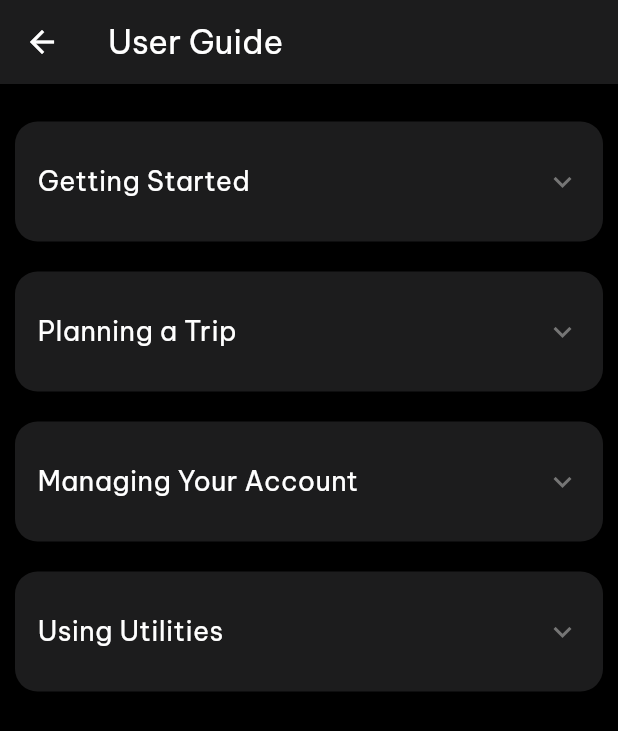
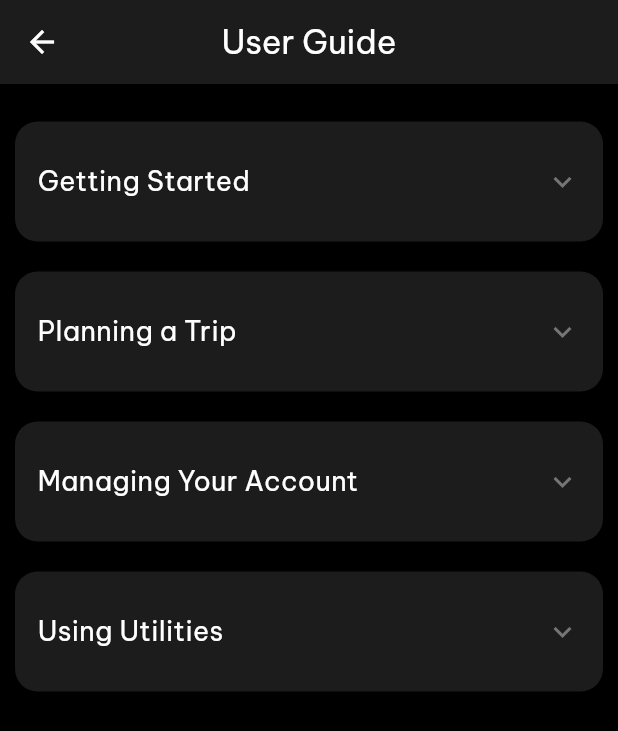
Before and after one commit to ndgthuan/TravelApplication, a Flutter app: the HelpSupportScreen screen opened directly, after a tap on "User Guide", on a phone screen of 412 x 824 dp. Shown: the top 731 px of the screen. Run offline on Flutter 3.47's test engine with Material 3 defaults, Android fonts, the light colour scheme and no system bars; our stand-ins replace cloud_firestore, device_preview, easy_localization, firebase_auth, firebase_core, flutter_secure_storage and 4 more; missing offline and left inert: cloudinary_public, country_flags, flutter_facebook_auth; accounts and stored records are empty; network calls fail.

Commit message:
Update Account Screen

```diff
--- a/lib/screen/Account/screens/change_password_screen.dart
+++ b/lib/screen/Account/screens/change_password_screen.dart
@@ -55,6 +55,7 @@ class _ChangePasswordScreenState extends State<ChangePasswordScreen> {
   Widget build(BuildContext context) {
     return Scaffold(
       appBar: AppBar(
+        centerTitle: true,
         backgroundColor: const Color(0xFF1C1C1D),
         iconTheme: const IconThemeData(color: Colors.white),
         title: Text(
--- a/lib/screen/Account/screens/contact_support_screen.dart
+++ b/lib/screen/Account/screens/contact_support_screen.dart
@@ -17,6 +17,7 @@ class _ContactSupportScreenState extends State<ContactSupportScreen> {
   Widget build(BuildContext context) {
     return Scaffold(
       appBar: AppBar(
+        centerTitle: true,
         backgroundColor: const Color(0xFF1C1C1D),
         iconTheme: const IconThemeData(color: Colors.white),
         title: Text(
--- a/lib/screen/Account/screens/help_support_screen.dart
+++ b/lib/screen/Account/screens/help_support_screen.dart
@@ -22,6 +22,7 @@ class _HelpSupportScreenState extends State<HelpSupportScreen> {
   Widget build(BuildContext context) {
     return Scaffold(
       appBar: AppBar(
+        centerTitle: true,
         backgroundColor: const Color(0xFF1C1C1D),
         iconTheme: const IconThemeData(color: Colors.white),
         title: Text(
--- a/lib/screen/Account/screens/information_screen.dart
+++ b/lib/screen/Account/screens/information_screen.dart
@@ -89,6 +89,7 @@ class _InformationScreenState extends State<InformationScreen> {
     var _ = context.locale;
     return Scaffold(
       appBar: AppBar(
+        centerTitle: true,
         backgroundColor: const Color(0xFF1C1C1D),
         iconTheme: const IconThemeData(color: Colors.white),
         title: Text(
--- a/lib/screen/Account/screens/language_screen.dart
+++ b/lib/screen/Account/screens/language_screen.dart
@@ -17,7 +17,6 @@ class _LanguageScreenState extends State<LanguageScreen> {
 
   @override
   void didChangeDependencies() {
-    // TODO: implement didChangeDependencies
     super.didChangeDependencies();
     // Lấy ngôn ngữ hiện tại của app
     _selectedLanguage = context.locale.languageCode;
@@ -27,6 +26,7 @@ class _LanguageScreenState extends State<LanguageScreen> {
   Widget build(BuildContext context) {
     return Scaffold(
       appBar: AppBar(
+        centerTitle: true,
         backgroundColor: const Color(0xFF1C1C1D),
         iconTheme: const IconThemeData(color: Colors.white),
         title: Text(
--- a/lib/screen/Account/screens/report_problem_screen.dart
+++ b/lib/screen/Account/screens/report_problem_screen.dart
@@ -17,6 +17,7 @@ class _ReportProblemScreenState extends State<ReportProblemScreen> {
   Widget build(BuildContext context) {
     return Scaffold(
       appBar: AppBar(
+        centerTitle: true,
         backgroundColor: const Color(0xFF1C1C1D),
         iconTheme: const IconThemeData(color: Colors.white),
         title: Text(
--- a/lib/screen/Account/screens/terms_privacy_screen.dart
+++ b/lib/screen/Account/screens/terms_privacy_screen.dart
@@ -10,6 +10,7 @@ class TermsPrivacyScreen extends StatelessWidget {
   Widget build(BuildContext context) {
     return Scaffold(
       appBar: AppBar(
+        centerTitle: true,
         backgroundColor: const Color(0xFF1C1C1D),
         iconTheme: const IconThemeData(color: Colors.white),
         title: Text(
--- a/lib/screen/Account/screens/user_guide_screen.dart
+++ b/lib/screen/Account/screens/user_guide_screen.dart
@@ -10,6 +10,7 @@ class UserGuideScreen extends StatelessWidget {
   Widget build(BuildContext context) {
     return Scaffold(
       appBar: AppBar(
+        centerTitle: true,
         backgroundColor: const Color(0xFF1C1C1D),
         iconTheme: const IconThemeData(color: Colors.white),
         title: Text(
@@ -23,10 +24,23 @@ class UserGuideScreen extends StatelessWidget {
         child: Column(
           children: [
             const SizedBox(height: 15),
-            UserGuideWidget(titleText: 'account.guide_getting_started'.tr()),
-            UserGuideWidget(titleText: 'account.guide_planning_trip'.tr()),
-            UserGuideWidget(titleText: 'account.guide_managing_account'.tr()),
-            UserGuideWidget(titleText: 'account.guide_using_utilities'.tr()),
+            UserGuideWidget(
+              titleText: 'account.guide_getting_started'.tr(),
+              contentText: 'account.guide_getting_started_body'.tr(),
+            ),
+            UserGuideWidget(
+              titleText: 'account.guide_planning_trip'.tr(),
+              contentText: 'account.guide_planning_trip_body'.tr(),
+            ),
+            UserGuideWidget(
+              titleText: 'account.guide_managing_account'.tr(),
+              contentText: 'account.guide_managing_account_body'.tr(),
+            ),
+            UserGuideWidget(
+              titleText: 'account.guide_using_utilities'.tr(),
+              contentText: 'account.guide_using_utilities_body'.tr(),
+            ),
+            const SizedBox(height: 20),
           ],
         ),
       ),
--- a/lib/screen/Account/widgets/user_guide_widget.dart
+++ b/lib/screen/Account/widgets/user_guide_widget.dart
@@ -3,43 +3,93 @@ import 'package:google_fonts/google_fonts.dart';
 
 class UserGuideWidget extends StatefulWidget {
   final String titleText;
-  const UserGuideWidget({super.key, required this.titleText});
+  final String contentText;
+  const UserGuideWidget({
+    super.key,
+    required this.titleText,
+    required this.contentText,
+  });
 
   @override
   State<UserGuideWidget> createState() => _UserGuideWidgetState();
 }
 
 class _UserGuideWidgetState extends State<UserGuideWidget> {
+  bool _isExpanded = false;
+
   @override
   Widget build(BuildContext context) {
     return Padding(
       padding: EdgeInsets.symmetric(horizontal: 10, vertical: 10),
-      child: Container(
-        height: 80,
+      child: AnimatedContainer(
+        duration: Duration(milliseconds: 300),
+        curve: Curves.easeInOut,
         decoration: BoxDecoration(
           color: Color(0xFF1C1C1D),
           borderRadius: BorderRadius.circular(15),
         ),
-
-        // Tên của hoạt động
-        child: Padding(
+        child: Column(
+          children: [
+            // Header với tiêu đề và mũi tên
+            GestureDetector(
+              onTap: () {
+                setState(() {
+                  _isExpanded = !_isExpanded;
+                });
+              },
+              child: Container(
+                height: 80,
                 padding: const EdgeInsets.symmetric(horizontal: 15),
                 child: Row(
                   mainAxisAlignment: MainAxisAlignment.spaceBetween,
                   children: [
                     // Tên tiêu đề
-              Text(
+                    Expanded(
+                      child: Text(
                         widget.titleText,
                         style: GoogleFonts.beVietnamPro(
                           color: Colors.white,
                           fontSize: 18,
                         ),
                       ),
+                    ),
 
-              // Icon mũi tên
-              Icon(Icons.keyboard_arrow_down, color: Colors.grey[600]),
+                    // Icon mũi tên xoay
+                    AnimatedRotation(
+                      turns: _isExpanded ? 0.5 : 0,
+                      duration: Duration(milliseconds: 300),
+                      child: Icon(
+                        Icons.keyboard_arrow_down,
+                        color: _isExpanded
+                            ? Color(0xFFFFAD35)
+                            : Colors.grey[600],
+                      ),
+                    ),
                   ],
                 ),
+              ),
+            ),
+
+            // Nội dung mở rộng
+            AnimatedCrossFade(
+              firstChild: SizedBox.shrink(),
+              secondChild: Padding(
+                padding: const EdgeInsets.fromLTRB(15, 0, 15, 15),
+                child: Text(
+                  widget.contentText,
+                  style: GoogleFonts.beVietnamPro(
+                    color: Colors.grey[400],
+                    fontSize: 14,
+                    height: 1.5,
+                  ),
+                ),
+              ),
+              crossFadeState: _isExpanded
+                  ? CrossFadeState.showSecond
+                  : CrossFadeState.showFirst,
+              duration: Duration(milliseconds: 300),
+            ),
+          ],
         ),
       ),
     );
```
Also changed, not shown: lib/assets/translations/de.json (+12 -0 lines), lib/assets/translations/en.json (+14 -1 lines), lib/assets/translations/fr.json (+12 -0 lines), lib/assets/translations/ja.json (+13 -1 lines), lib/assets/translations/ko.json (+14 -2 lines), lib/assets/translations/ru.json (+12 -0 lines), lib/assets/translations/vi.json (+12 -0 lines), lib/assets/translations/zh.json (+12 -0 lines), lib/main.dart (+43 -43 lines), lib/screen/Account/screens/account_screen.dart (+71 -3 lines), lib/screen/Account/screens/faq_screen.dart (+18 -0 lines), 1 other file. Lines whose indentation alone changed are shown as unchanged.
